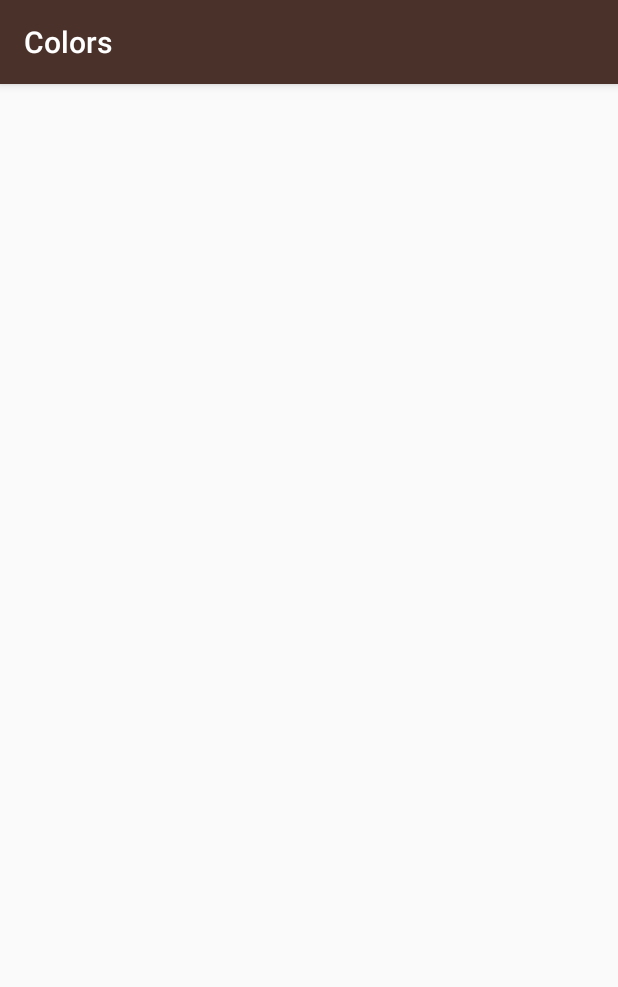
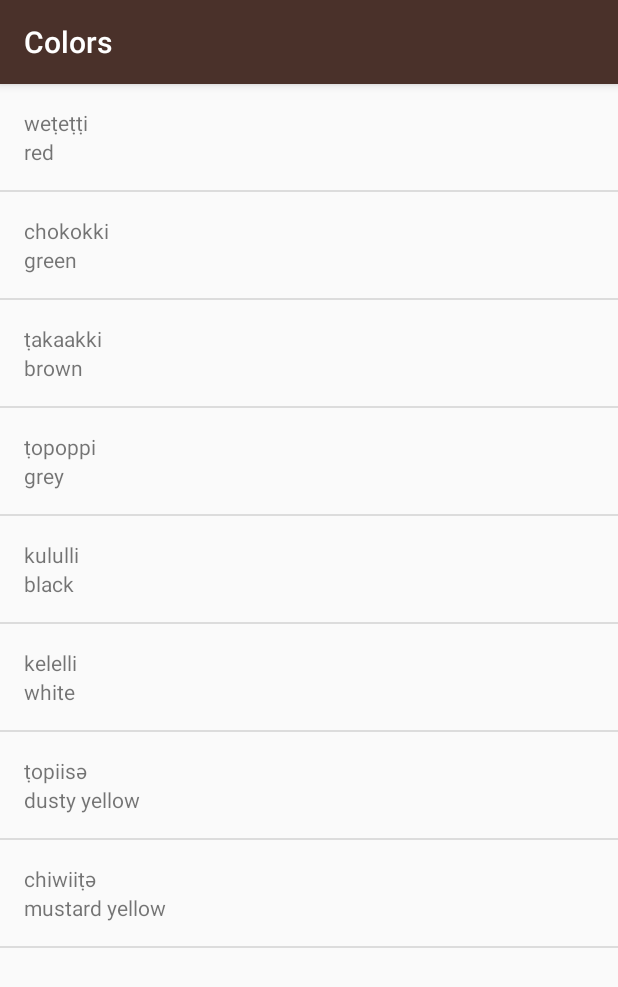
Before and after one commit to rayzrtx/ud839_Miwok-Starter-code, an Android app: the ColorsActivity screen opened directly, with no data from a screen before it, on a phone screen of 412 x 824 dp. Shown: the top 987 px of the screen. Run offline under Robolectric (Android 15) with nearby library versions, the phone set to English and light mode, and no system bars.

Commit message:
Updated ColorsActivity to display list of colors in Miwok and English translation

```diff
--- a/app/src/main/java/com/example/android/miwok/ColorsActivity.java
+++ b/app/src/main/java/com/example/android/miwok/ColorsActivity.java
@@ -2,6 +2,9 @@ package com.example.android.miwok;
 
 import android.support.v7.app.AppCompatActivity;
 import android.os.Bundle;
+import android.widget.ListView;
+
+import java.util.ArrayList;
 
 public class ColorsActivity extends AppCompatActivity {
 
@@ -9,5 +12,30 @@ public class ColorsActivity extends AppCompatActivity {
     protected void onCreate(Bundle savedInstanceState) {
         super.onCreate(savedInstanceState);
         setContentView(R.layout.activity_colors);
+
+        //Create an ArrayList of words to display when Colors category is clicked
+        ArrayList<Word> words = new ArrayList<>();
+        words.add(new Word("red", "weṭeṭṭi"));
+        words.add(new Word("green", "chokokki"));
+        words.add(new Word("brown", "ṭakaakki"));
+        words.add(new Word("grey", "ṭopoppi"));
+        words.add(new Word("black", "kululli"));
+        words.add(new Word("white", "kelelli"));
+        words.add(new Word("dusty yellow", "ṭopiisә"));
+        words.add(new Word("mustard yellow", "chiwiiṭә"));
+
+        // Create an {@link WordAdapter}, whose data source is a list of {@link Word}s. The
+        // adapter knows how to create list items for each item in the list.
+        WordAdapter wordAdapter = new WordAdapter(this, words);
+
+        // Find the {@link ListView} object in the view hierarchy of the {@link Activity}.
+        // There should be a {@link ListView} with the view ID called list, which is declared in the
+        // activity_colors.xml layout file.
+        ListView listView = (ListView) findViewById(R.id.list);
+
+        // Make the {@link ListView} use the {@link WordAdapter} we created above, so that the
+        // {@link ListView} will display list items for each {@link Word} in the list.
+        listView.setAdapter(wordAdapter);
+
     }
 }
--- a/app/src/main/java/com/example/android/miwok/NumbersActivity.java
+++ b/app/src/main/java/com/example/android/miwok/NumbersActivity.java
@@ -18,7 +18,7 @@ public class NumbersActivity extends AppCompatActivity {
         super.onCreate(savedInstanceState);
         setContentView(R.layout.activity_numbers);
 
-        //Create an ArrayList of words
+        //Create an ArrayList of words to display when Numbers category is clicked
         ArrayList<Word> words = new ArrayList<>();
         words.add(new Word("one", "lutti"));
         words.add(new Word("two", "otiiko"));
--- a/app/src/main/res/layout/activity_colors.xml
+++ b/app/src/main/res/layout/activity_colors.xml
@@ -1,9 +1,12 @@
 <?xml version="1.0" encoding="utf-8"?>
-<android.support.constraint.ConstraintLayout xmlns:android="http://schemas.android.com/apk/res/android"
-    xmlns:app="http://schemas.android.com/apk/res-auto"
+<!--This the layout for all color word views when Colors category is clicked-->
+<ListView
+    xmlns:android="http://schemas.android.com/apk/res/android"
     xmlns:tools="http://schemas.android.com/tools"
     android:layout_width="match_parent"
     android:layout_height="match_parent"
+    android:orientation="vertical"
+    android:id="@+id/list"
     tools:context="com.example.android.miwok.ColorsActivity">
 
-</android.support.constraint.ConstraintLayout>
+</ListView>
--- a/app/src/main/res/layout/activity_numbers.xml
+++ b/app/src/main/res/layout/activity_numbers.xml
@@ -1,4 +1,5 @@
 <?xml version="1.0" encoding="utf-8"?>
+<!--This the layout for all word views when Numbers category is clicked-->
 <ListView xmlns:android="http://schemas.android.com/apk/res/android"
     xmlns:tools="http://schemas.android.com/tools"
     android:layout_width="match_parent"
```
